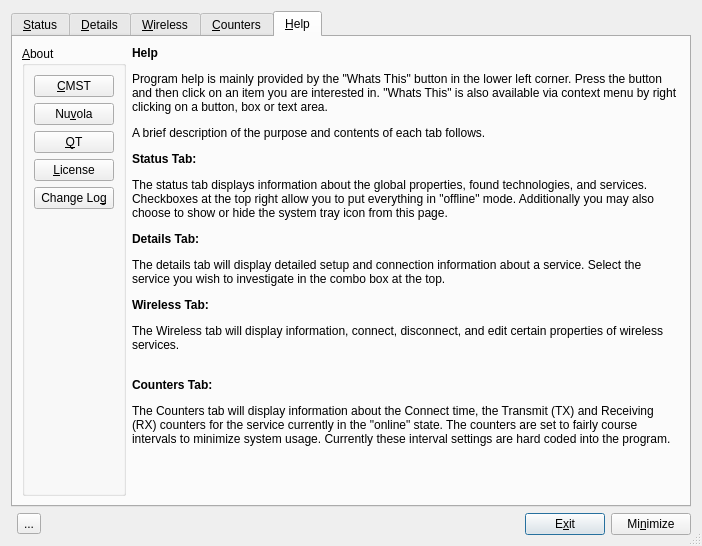
First picture: the form in code/control_box/ui/controlbox.ui, repository andrew-bibb/cmst, before the edit.
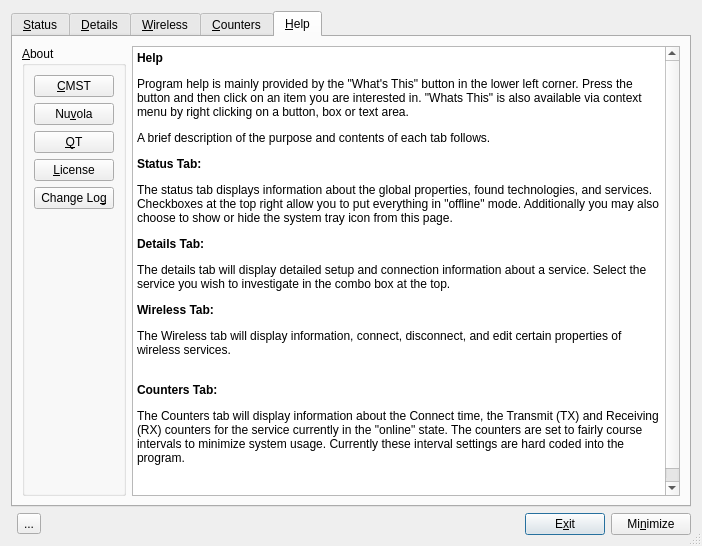
Second picture: the form after the edit. The open tabs and pages were chosen to show the change. Icons and pictures are not drawn.

What changed in the file:
```diff
--- a/code/control_box/ui/controlbox.ui
+++ b/code/control_box/ui/controlbox.ui
@@ -750,6 +750,31 @@
        <string>&amp;Help</string>
       </attribute>
       <layout class="QGridLayout" name="gridLayout_6">
+       <item row="0" column="1">
+        <widget class="QTextEdit" name="textEdit">
+         <property name="readOnly">
+          <bool>true</bool>
+         </property>
+         <property name="html">
+          <string>&lt;!DOCTYPE HTML PUBLIC &quot;-//W3C//DTD HTML 4.0//EN&quot; &quot;http://www.w3.org/TR/REC-html40/strict.dtd&quot;&gt;
+&lt;html&gt;&lt;head&gt;&lt;meta name=&quot;qrichtext&quot; content=&quot;1&quot; /&gt;&lt;style type=&quot;text/css&quot;&gt;
+p, li { white-space: pre-wrap; }
+&lt;/style&gt;&lt;/head&gt;&lt;body style=&quot; font-family:'Sans Serif'; font-size:9pt; font-weight:400; font-style:normal;&quot;&gt;
+&lt;p style=&quot; margin-top:12px; margin-bottom:12px; margin-left:0px; margin-right:0px; -qt-block-indent:0; text-indent:0px;&quot;&gt;&lt;span style=&quot; font-weight:600;&quot;&gt;Help&lt;/span&gt;&lt;/p&gt;
+&lt;p style=&quot; margin-top:12px; margin-bottom:12px; margin-left:0px; margin-right:0px; -qt-block-indent:0; text-indent:0px;&quot;&gt;Program help is mainly provided by the &amp;quot;What's This&amp;quot; button in the lower left corner. Press the button and then click on an item you are interested in. &amp;quot;Whats This&amp;quot; is also available via context menu by right clicking on a button, box or text area.&lt;/p&gt;
+&lt;p style=&quot; margin-top:12px; margin-bottom:12px; margin-left:0px; margin-right:0px; -qt-block-indent:0; text-indent:0px;&quot;&gt;A brief description of the purpose and contents of each tab follows.&lt;/p&gt;
+&lt;p style=&quot; margin-top:12px; margin-bottom:12px; margin-left:0px; margin-right:0px; -qt-block-indent:0; text-indent:0px;&quot;&gt;&lt;span style=&quot; font-weight:600;&quot;&gt;Status Tab:&lt;/span&gt;&lt;/p&gt;
+&lt;p style=&quot; margin-top:12px; margin-bottom:12px; margin-left:0px; margin-right:0px; -qt-block-indent:0; text-indent:0px;&quot;&gt;The status tab displays information about the global properties, found technologies, and services. Checkboxes at the top right allow you to put everything in &amp;quot;offline&amp;quot; mode. Additionally you may also choose to show or hide the system tray icon from this page.&lt;/p&gt;
+&lt;p style=&quot; margin-top:12px; margin-bottom:12px; margin-left:0px; margin-right:0px; -qt-block-indent:0; text-indent:0px;&quot;&gt;&lt;span style=&quot; font-weight:600;&quot;&gt;Details Tab:&lt;/span&gt;&lt;/p&gt;
+&lt;p style=&quot; margin-top:12px; margin-bottom:12px; margin-left:0px; margin-right:0px; -qt-block-indent:0; text-indent:0px;&quot;&gt;The details tab will display detailed setup and connection information about a service. Select the service you wish to investigate in the combo box at the top.&lt;/p&gt;
+&lt;p style=&quot; margin-top:12px; margin-bottom:12px; margin-left:0px; margin-right:0px; -qt-block-indent:0; text-indent:0px;&quot;&gt;&lt;span style=&quot; font-weight:600;&quot;&gt;Wireless Tab:&lt;/span&gt;&lt;/p&gt;
+&lt;p style=&quot; margin-top:12px; margin-bottom:12px; margin-left:0px; margin-right:0px; -qt-block-indent:0; text-indent:0px;&quot;&gt;The Wireless tab will display information, connect, disconnect, and edit certain properties of wireless services. &lt;br /&gt;&lt;/p&gt;
+&lt;p style=&quot; margin-top:12px; margin-bottom:12px; margin-left:0px; margin-right:0px; -qt-block-indent:0; text-indent:0px;&quot;&gt;&lt;span style=&quot; font-weight:600;&quot;&gt;Counters Tab:&lt;/span&gt;&lt;/p&gt;
+&lt;p style=&quot; margin-top:12px; margin-bottom:12px; margin-left:0px; margin-right:0px; -qt-block-indent:0; text-indent:0px;&quot;&gt;The Counters tab will display information about the Connect time, the Transmit (TX) and Receiving (RX) counters for the service currently in the &amp;quot;online&amp;quot; state. The counters are set to fairly course intervals to minimize system usage. Currently these interval settings are hard coded into the program. &lt;/p&gt;
+&lt;p style=&quot; margin-top:12px; margin-bottom:12px; margin-left:0px; margin-right:0px; -qt-block-indent:0; text-indent:0px;&quot;&gt;&lt;br /&gt;&lt;/p&gt;&lt;/body&gt;&lt;/html&gt;</string>
+         </property>
+        </widget>
+       </item>
        <item row="0" column="0">
         <widget class="QGroupBox" name="groupBox_about">
          <property name="title">
@@ -837,25 +862,6 @@
          </layout>
         </widget>
        </item>
-       <item row="0" column="1">
-        <widget class="QLabel" name="label">
-         <property name="sizePolicy">
-          <sizepolicy hsizetype="MinimumExpanding" vsizetype="Preferred">
-           <horstretch>0</horstretch>
-           <verstretch>0</verstretch>
-          </sizepolicy>
-         </property>
-         <property name="text">
-          <string>&lt;html&gt;&lt;head/&gt;&lt;body&gt;&lt;p&gt;&lt;span style=&quot; font-weight:600;&quot;&gt;Help&lt;/span&gt;&lt;/p&gt;&lt;p&gt;Program help is mainly provided by the &amp;quot;Whats This&amp;quot; button in the lower left corner. Press the button and then click on an item you are interested in. &amp;quot;Whats This&amp;quot; is also available via context menu by right clicking on a button, box or text area.&lt;/p&gt;&lt;p&gt;A brief description of the purpose and contents of each tab follows.&lt;/p&gt;&lt;p&gt;&lt;span style=&quot; font-weight:600;&quot;&gt;Status Tab:&lt;/span&gt;&lt;/p&gt;&lt;p&gt;The status tab displays information about the global properties, found technologies, and services. Checkboxes at the top right allow you to put everything in &amp;quot;offline&amp;quot; mode. Additionally you may also choose to show or hide the system tray icon from this page.&lt;/p&gt;&lt;p&gt;&lt;span style=&quot; font-weight:600;&quot;&gt;Details Tab:&lt;/span&gt;&lt;/p&gt;&lt;p&gt;The details tab will display detailed setup and connection information about a service. Select the service you wish to investigate in the combo box at the top.&lt;/p&gt;&lt;p&gt;&lt;span style=&quot; font-weight:600;&quot;&gt;Wireless Tab:&lt;/span&gt;&lt;/p&gt;&lt;p&gt;The Wireless tab will display information, connect, disconnect, and edit certain properties of wireless services. &lt;br/&gt;&lt;/p&gt;&lt;p&gt;&lt;span style=&quot; font-weight:600;&quot;&gt;Counters Tab:&lt;/span&gt;&lt;/p&gt;&lt;p&gt;The Counters tab will display information about the Connect time, the Transmit (TX) and Receiving (RX) counters for the service currently in the &amp;quot;online&amp;quot; state. The counters are set to fairly course intervals to minimize system usage. Currently these interval settings are hard coded into the program. &lt;/p&gt;&lt;p&gt;&lt;br/&gt;&lt;/p&gt;&lt;/body&gt;&lt;/html&gt;</string>
-         </property>
-         <property name="alignment">
-          <set>Qt::AlignLeading|Qt::AlignLeft|Qt::AlignTop</set>
-         </property>
-         <property name="wordWrap">
-          <bool>true</bool>
-         </property>
-        </widget>
-       </item>
       </layout>
      </widget>
     </widget>
```
